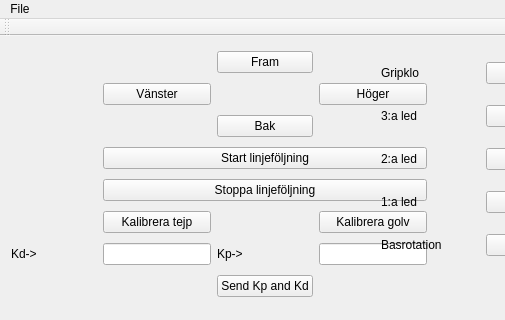
The window that PC-interface/mainwindow.ui (TSEA56-2014-Grupp-1/Lagerrobot) describes before a commit, drawn with Qt 5; both pictures show x 0 to 505 and y 0 to 320 of the 1188 by 676 pixel window.
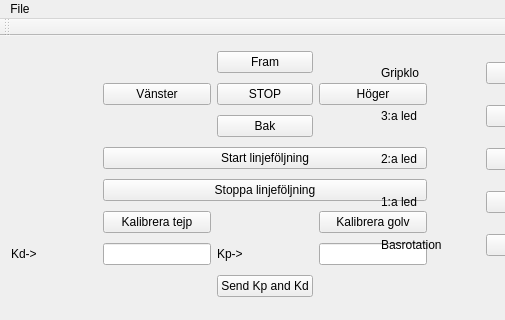
The same window after the commit.

Commit message: Added chassis control in interface

```diff
--- a/PC-interface/mainwindow.ui
+++ b/PC-interface/mainwindow.ui
@@ -123,6 +123,13 @@
        </property>
       </widget>
      </item>
+     <item row="1" column="2">
+      <widget class="QPushButton" name="pushButton_stop">
+       <property name="text">
+        <string>STOP</string>
+       </property>
+      </widget>
+     </item>
     </layout>
    </widget>
    <widget class="QWidget" name="gridLayoutWidget_2">
```
Left out of the diff: 2 changed lines with no effect on the pictures. The commit also changes 3 other files.
